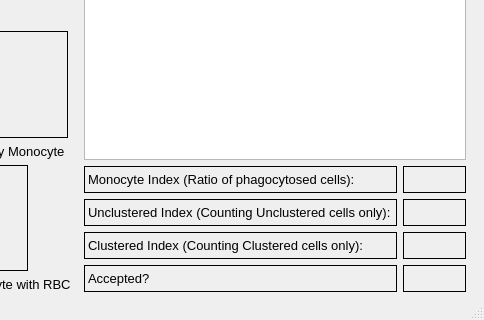
Koi199/Blood-Cell-Classification, file Finalpipeline/gui/main_window.ui: the form before one commit; both pictures show x 315 to 799 and y 279 to 599 of the 799 by 599 pixel window.
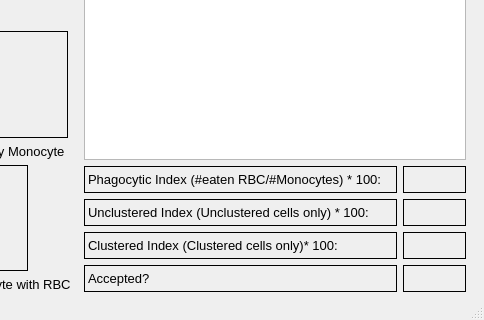
The form after the commit.

The edit to the form file:
```diff
--- a/Finalpipeline/gui/main_window.ui
+++ b/Finalpipeline/gui/main_window.ui
@@ -339,7 +339,7 @@
                 <enum>QFrame::Shape::Box</enum>
                </property>
                <property name="text">
-                <string>Monocyte Index (Ratio of phagocytosed cells):</string>
+                <string>Phagocytic Index (#eaten RBC/#Monocytes) * 100:</string>
                </property>
               </widget>
              </item>
@@ -371,7 +371,7 @@
                 <enum>QFrame::Shape::Box</enum>
                </property>
                <property name="text">
-                <string>Unclustered Index (Counting Unclustered cells only):</string>
+                <string>Unclustered Index (Unclustered cells only) * 100:</string>
                </property>
               </widget>
              </item>
@@ -403,7 +403,7 @@
                 <enum>QFrame::Shape::Box</enum>
                </property>
                <property name="text">
-                <string>Clustered Index (Counting Clustered cells only):</string>
+                <string>Clustered Index (Clustered cells only)* 100:</string>
                </property>
               </widget>
              </item>
```
